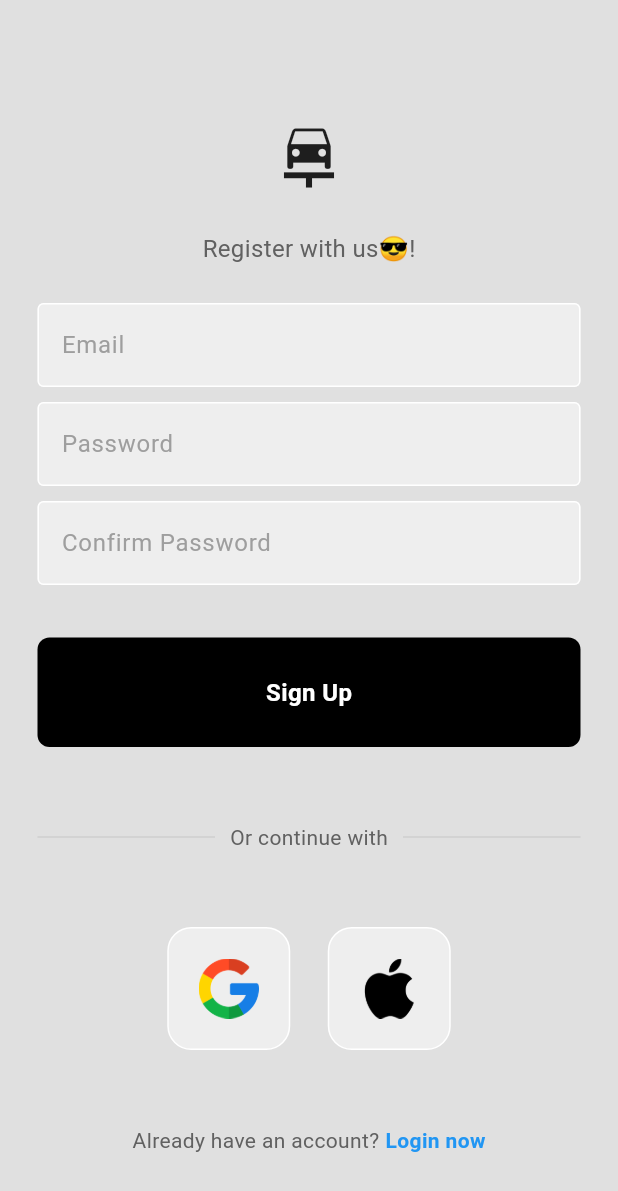
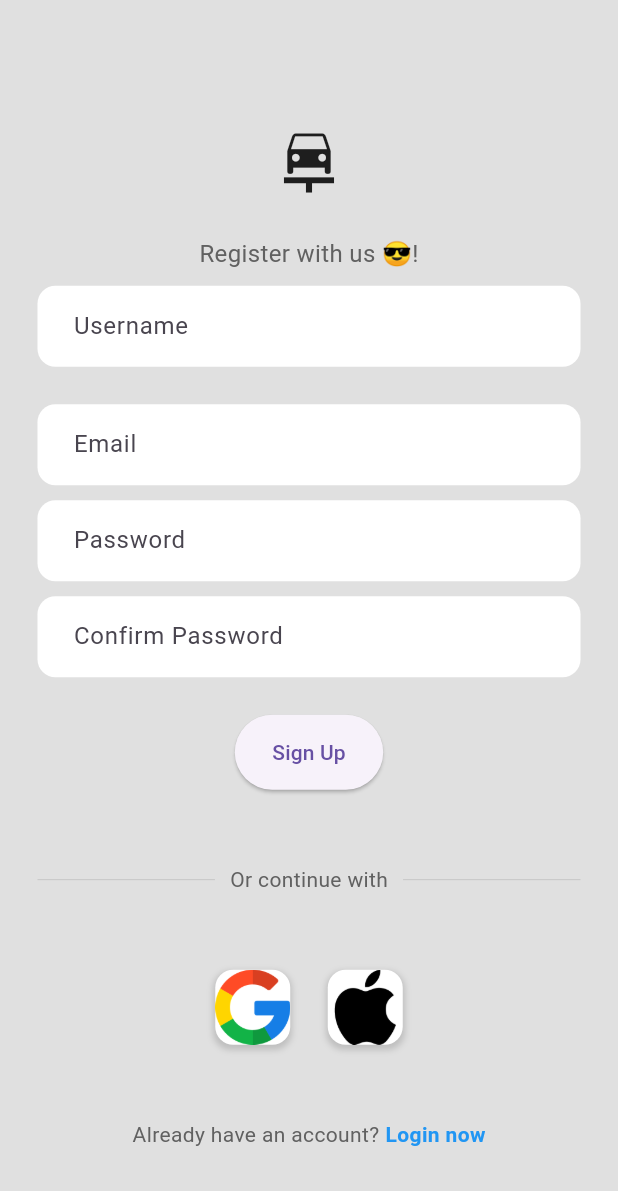
Before and after one commit to MarkhBalam/Garage_Finder, a Flutter app: the RegisterPage screen opened directly with empty values, on a phone screen of 412 x 824 dp. Shown: the top 1191 px of the screen. Run offline on Flutter 3.47's test engine with Material 3 defaults, Android fonts, the phone set to English and light mode, and no system bars; our stand-ins replace animated_splash_screen, cloud_firestore, firebase_auth, firebase_core, google_sign_in; accounts and stored records are empty; network calls fail.

Commit message:
added username on the sign up page

```diff
--- a/lib/pages/register_page.dart
+++ b/lib/pages/register_page.dart
@@ -1,73 +1,70 @@
 import 'package:flutter/material.dart';
-import 'package:garage_finder/components/my_button.dart';
-import 'package:garage_finder/components/my_textfield.dart';
-import 'package:garage_finder/components/square_tile.dart';
 import 'package:firebase_auth/firebase_auth.dart';
-import 'package:garage_finder/services/auth_services.dart';
+import 'package:cloud_firestore/cloud_firestore.dart';
 
 class RegisterPage extends StatefulWidget {
   final Function()? onTap;
-  const RegisterPage({super.key, required this.onTap});
+
+  const RegisterPage({Key? key, required this.onTap}) : super(key: key);
 
   @override
-  State<RegisterPage> createState() => _RegisterPageState();
+  _RegisterPageState createState() => _RegisterPageState();
 }
 
 class _RegisterPageState extends State<RegisterPage> {
-  // text editing controllers
-  final emailController = TextEditingController();
-  final passwordController = TextEditingController();
-  final confirmpasswordController = TextEditingController();
+  final TextEditingController emailController = TextEditingController();
+  final TextEditingController passwordController = TextEditingController();
+  final TextEditingController confirmpasswordController =
+      TextEditingController();
+  final TextEditingController userNameController = TextEditingController();
 
-  // sign user in method
-  void signUserUp() async {
-    // Show loading circle
-    showDialog(
-      context: context,
-      barrierDismissible: false, // Prevent dismissal by tapping outside
-      builder: (context) {
-        return const Center(
-          child: CircularProgressIndicator(),
-        );
-      },
-    );
+  bool isLoading = false;
+
+  void toggleLoading() {
+    setState(() {
+      isLoading = !isLoading;
+    });
+  }
+
+  Future<void> signUserUp() async {
+    if (passwordController.text != confirmpasswordController.text) {
+      showErrorMessage('Passwords do not match');
+      return;
+    }
+
+    toggleLoading();
 
     try {
-      //check if password is confirmed
-      if (passwordController.text == confirmpasswordController.text) {
+      UserCredential userCredential =
           await FirebaseAuth.instance.createUserWithEmailAndPassword(
         email: emailController.text,
         password: passwordController.text,
       );
-      } else {
-        Navigator.pop(context); // Close the loading dialog
-        //show error message
-        showErrorMessage('Different passwords');
-        return; // Exit the function early
-      }
+
+      await FirebaseFirestore.instance
+          .collection('users')
+          .doc(userCredential.user!.uid)
+          .set({
+        'email': emailController.text,
+        'username': userNameController.text,
+      });
+
+      toggleLoading();
+      // Optionally show success message or navigate to another screen
     } on FirebaseAuthException catch (e) {
-      Navigator.pop(context); // Close the loading dialog
-      // wrong email
+      toggleLoading();
       if (e.code == 'email-already-in-use') {
-        // show error to user
         showErrorMessage('Email is already in use');
       } else if (e.code == 'weak-password') {
-        // show error to user
         showErrorMessage('Password is too weak');
       } else if (e.code == 'invalid-email') {
-        // show error to user
-        showErrorMessage('Invalid email');
+        showErrorMessage('Invalid email address');
+      } else {
+        showErrorMessage('Failed to create account: ${e.message}');
       }
     } catch (e) {
-      // Handle other errors (e.g., network issues)
-      Navigator.pop(context); // Ensure the loading dialog is closed
-      ScaffoldMessenger.of(context).showSnackBar(
-        SnackBar(
-          content: Text('Error signing up: $e'),
-        ),
-      );
-    } finally {
-      Navigator.pop(context); // Ensure the loading dialog is closed
+      toggleLoading();
+      showErrorMessage('Error: $e');
     }
   }
 
@@ -81,7 +78,7 @@
           actions: [
             TextButton(
               onPressed: () {
-                Navigator.of(context).pop(); // Close the dialog
+                Navigator.of(context).pop();
               },
               child: const Text('OK'),
             ),
@@ -102,64 +99,50 @@
               mainAxisAlignment: MainAxisAlignment.center,
               children: [
                 const SizedBox(height: 25),
-
-                // logo
                 const Icon(
                   Icons.car_repair,
                   size: 50,
                 ),
-
                 const SizedBox(height: 25),
-
-                // here to serve!
                 Text(
-                  'Register with us😎!',
+                  'Register with us 😎!',
                   style: TextStyle(
                     color: Colors.grey[700],
                     fontSize: 16,
                   ),
                 ),
-
+                const SizedBox(height: 10),
+                MyTextField(
+                  controller: userNameController,
+                  hintText: 'Username',
+                  obscureText: false,
+                ),
                 const SizedBox(height: 25),
-
-                // email textfield
                 MyTextField(
                   controller: emailController,
                   hintText: 'Email',
                   obscureText: false,
                 ),
-
                 const SizedBox(height: 10),
-
-                // password textfield
                 MyTextField(
                   controller: passwordController,
                   hintText: 'Password',
                   obscureText: true,
                 ),
-
                 const SizedBox(height: 10),
-
-                //Confirm password textfield
                 MyTextField(
                   controller: confirmpasswordController,
                   hintText: 'Confirm Password',
                   obscureText: true,
                 ),
-
-                const SizedBox(height: 10),
-
                 const SizedBox(height: 25),
-
-                // sign in button
-                MyButton(
+                isLoading
+                    ? CircularProgressIndicator()
+                    : MyButton(
                         text: 'Sign Up',
                         onTap: signUserUp,
                       ),
-
                 const SizedBox(height: 50),
-
-                // or continue with
                 Padding(
                   padding: const EdgeInsets.symmetric(horizontal: 25.0),
                   child: Row(
@@ -178,33 +161,34 @@
                         ),
                       ),
                       Expanded(
-                        child: Divider(thickness: 0.5, color: Colors.grey[400]),
+                        child: Divider(
+                          thickness: 0.5,
+                          color: Colors.grey[400],
+                        ),
                       ),
                     ],
                   ),
                 ),
-
                 const SizedBox(height: 50),
-
-                // google + apple sign in buttons
                 Row(
                   mainAxisAlignment: MainAxisAlignment.center,
                   children: [
-                    // google button
                     SquareTile(
-                        onTap: () => AuthService().signInWithGoogle(),
-                        imagePath: 'lib/images/google.png'),
-
+                      onTap: () {
+                        // Implement Google sign-in method
+                      },
+                      imagePath: 'lib/images/google.png',
+                    ),
                     SizedBox(width: 25),
-
-                    // apple button
-                    SquareTile(onTap: () {}, imagePath: 'lib/images/apple.png')
+                    SquareTile(
+                      onTap: () {
+                        // Implement Apple sign-in method
+                      },
+                      imagePath: 'lib/images/apple.png',
+                    )
                   ],
                 ),
-
                 const SizedBox(height: 50),
-
-                // not a member? register now
                 Row(
                   mainAxisAlignment: MainAxisAlignment.center,
                   children: [
@@ -233,3 +217,99 @@
     );
   }
 }
+
+class MyTextField extends StatelessWidget {
+  final TextEditingController controller;
+  final String hintText;
+  final bool obscureText;
+
+  const MyTextField({
+    Key? key,
+    required this.controller,
+    required this.hintText,
+    this.obscureText = false,
+  }) : super(key: key);
+
+  @override
+  Widget build(BuildContext context) {
+    return Padding(
+      padding: const EdgeInsets.symmetric(horizontal: 25.0),
+      child: TextField(
+        controller: controller,
+        obscureText: obscureText,
+        decoration: InputDecoration(
+          hintText: hintText,
+          filled: true,
+          fillColor: Colors.white,
+          border: OutlineInputBorder(
+            borderRadius: BorderRadius.circular(12.0),
+            borderSide: BorderSide.none,
+          ),
+          contentPadding:
+              const EdgeInsets.symmetric(vertical: 15.0, horizontal: 20.0),
+        ),
+      ),
+    );
+  }
+}
+
+class MyButton extends StatelessWidget {
+  final String text;
+  final VoidCallback onTap;
+
+  const MyButton({
+    Key? key,
+    required this.text,
+    required this.onTap,
+  }) : super(key: key);
+
+  @override
+  Widget build(BuildContext context) {
+    return ElevatedButton(
+      onPressed: onTap,
+      child: Text(text),
+      style: ElevatedButton.styleFrom(
+        padding: const EdgeInsets.symmetric(vertical: 15.0, horizontal: 25.0),
+      ),
+    );
+  }
+}
+
+class SquareTile extends StatelessWidget {
+  final VoidCallback onTap;
+  final String imagePath;
+
+  const SquareTile({
+    Key? key,
+    required this.onTap,
+    required this.imagePath,
+  }) : super(key: key);
+
+  @override
+  Widget build(BuildContext context) {
+    return GestureDetector(
+      onTap: onTap,
+      child: Container(
+        width: 50,
+        height: 50,
+        decoration: BoxDecoration(
+          color: Colors.white,
+          borderRadius: BorderRadius.circular(12.0),
+          boxShadow: [
+            BoxShadow(
+              color: Colors.grey.withOpacity(0.5),
+              spreadRadius: 1,
+              blurRadius: 3,
+              offset: const Offset(0, 2), // changes position of shadow
+            ),
+          ],
+        ),
+        child: Image.asset(
+          imagePath,
+          width: 30,
+          height: 30,
+        ),
+      ),
+    );
+  }
+}
--- a/pubspec.yaml
+++ b/pubspec.yaml
@@ -38,6 +38,7 @@
   firebase_auth: ^5.1.1
   google_sign_in: ^6.2.1
   animated_splash_screen: ^1.3.0
+  cloud_firestore: ^5.0.2
 
 dev_dependencies:
   flutter_test:
```
Also changed, not shown: pubspec.lock, 4 other files. Lines whose indentation alone changed are shown as unchanged.
